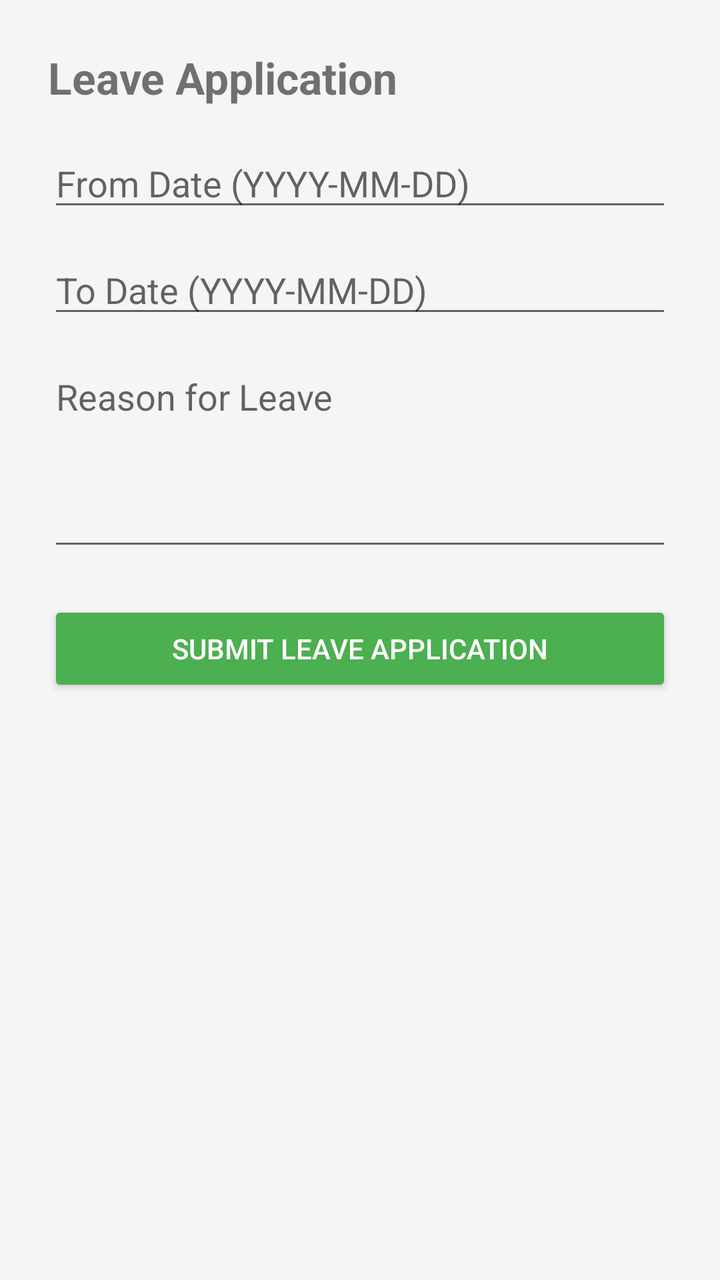
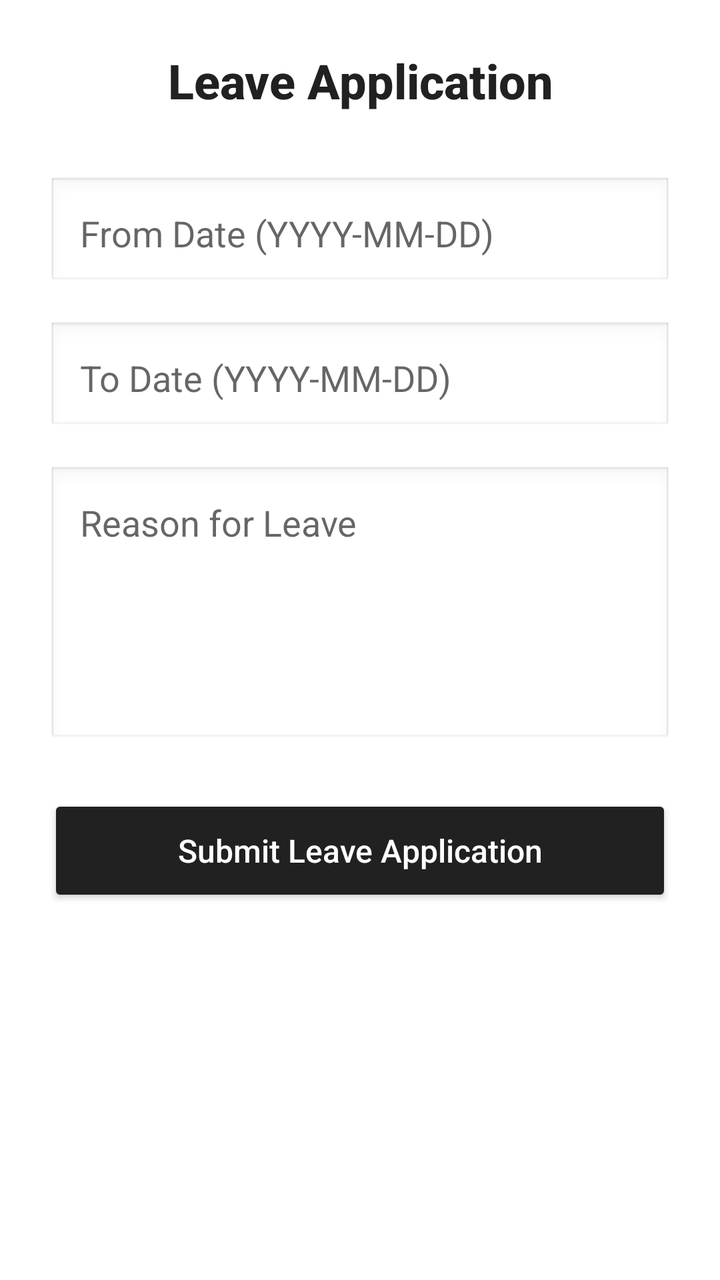

Compare the two renders of this Android layout. The source of the first and the diff that turns it into the second are given below.
<!-- AndroidManifest.xml: application theme Theme.AppCompat.Light.DarkActionBar -->
<!-- res/layout/activity_leave_application_form.xml -->
<?xml version="1.0" encoding="utf-8"?>
<ScrollView xmlns:android="http://schemas.android.com/apk/res/android"
    android:layout_width="match_parent"
    android:layout_height="match_parent"
    android:padding="24dp"
    android:background="#f5f5f5">

    <LinearLayout
        android:layout_width="match_parent"
        android:layout_height="wrap_content"
        android:orientation="vertical">

        <TextView
            android:text="Leave Application"
            android:textSize="22sp"
            android:textStyle="bold"
            android:layout_marginBottom="16dp"
            android:layout_width="wrap_content"
            android:layout_height="wrap_content" />

        <EditText
            android:id="@+id/etFrom"
            android:hint="From Date (YYYY-MM-DD)"
            android:inputType="date"
            android:layout_width="match_parent"
            android:layout_height="wrap_content"
            android:layout_marginBottom="12dp" />

        <EditText
            android:id="@+id/etTo"
            android:hint="To Date (YYYY-MM-DD)"
            android:inputType="date"
            android:layout_width="match_parent"
            android:layout_height="wrap_content"
            android:layout_marginBottom="12dp" />

        <EditText
            android:id="@+id/etReason"
            android:hint="Reason for Leave"
            android:inputType="textMultiLine"
            android:minLines="4"
            android:gravity="top"
            android:layout_width="match_parent"
            android:layout_height="wrap_content"
            android:layout_marginBottom="20dp" />

        <Button
            android:id="@+id/btnSubmit"
            android:text="Submit Leave Application"
            android:layout_width="match_parent"
            android:layout_height="wrap_content"
            android:backgroundTint="#4CAF50"
            android:textColor="#FFFFFF" />

    </LinearLayout>
</ScrollView>
<!-- resources referenced by this layout -->
<resources>

</resources>

<!-- the commit's change to res/layout/activity_leave_application_form.xml (unified diff, before → after) -->
@@ -2,55 +2,80 @@
 <ScrollView xmlns:android="http://schemas.android.com/apk/res/android"
     android:layout_width="match_parent"
     android:layout_height="match_parent"
-    android:padding="24dp"
-    android:background="#f5f5f5">
+    android:background="?android:attr/colorBackgroundFloating"
+    android:fillViewport="true">
 
     <LinearLayout
         android:layout_width="match_parent"
         android:layout_height="wrap_content"
-        android:orientation="vertical">
+        android:orientation="vertical"
+        android:padding="24dp">
 
+        
         <TextView
+            android:layout_width="match_parent"
+            android:layout_height="wrap_content"
             android:text="Leave Application"
-            android:textSize="22sp"
+            android:textSize="24sp"
             android:textStyle="bold"
-            android:layout_marginBottom="16dp"
-            android:layout_width="wrap_content"
-            android:layout_height="wrap_content" />
+            android:textColor="?attr/colorPrimary"
+            android:gravity="center"
+            android:layout_marginBottom="32dp"
+            android:fontFamily="sans-serif-medium"/>
 
+        
         <EditText
             android:id="@+id/etFrom"
+            android:layout_width="match_parent"
+            android:layout_height="wrap_content"
             android:hint="From Date (YYYY-MM-DD)"
             android:inputType="date"
+            android:padding="16dp"
+            android:background="@android:drawable/edit_text"
+            android:layout_marginBottom="16dp"
+            android:textColorHint="?android:attr/textColorHint"
+            android:textColor="?android:attr/textColorPrimary"/>
+
+        
+        <EditText
+            android:id="@+id/etTo"
             android:layout_width="match_parent"
             android:layout_height="wrap_content"
-            android:layout_marginBottom="12dp" />
-
-        <EditText
-            android:id="@+id/etTo"
             android:hint="To Date (YYYY-MM-DD)"
             android:inputType="date"
+            android:padding="16dp"
+            android:background="@android:drawable/edit_text"
+            android:layout_marginBottom="16dp"
+            android:textColorHint="?android:attr/textColorHint"
+            android:textColor="?android:attr/textColorPrimary"/>
+
+        
+        <EditText
+            android:id="@+id/etReason"
             android:layout_width="match_parent"
             android:layout_height="wrap_content"
-            android:layout_marginBottom="12dp" />
-
-        <EditText
-            android:id="@+id/etReason"
             android:hint="Reason for Leave"
             android:inputType="textMultiLine"
-            android:minLines="4"
+            android:minLines="5"
             android:gravity="top"
-            android:layout_width="match_parent"
-            android:layout_height="wrap_content"
-            android:layout_marginBottom="20dp" />
+            android:padding="16dp"
+            android:background="@android:drawable/edit_text"
+            android:layout_marginBottom="24dp"
+            android:textColorHint="?android:attr/textColorHint"
+            android:textColor="?android:attr/textColorPrimary"/>
 
+        
         <Button
             android:id="@+id/btnSubmit"
+            android:layout_width="match_parent"
+            android:layout_height="56dp"
             android:text="Submit Leave Application"
-            android:layout_width="match_parent"
-            android:layout_height="wrap_content"
-            android:backgroundTint="#4CAF50"
-            android:textColor="#FFFFFF" />
+            android:textAllCaps="false"
+            android:textSize="16sp"
+            android:textColor="@android:color/white"
+            android:backgroundTint="?attr/colorPrimary"
+            android:elevation="2dp"
+            style="@style/Widget.AppCompat.Button.Colored"/>
 
     </LinearLayout>
 </ScrollView>
